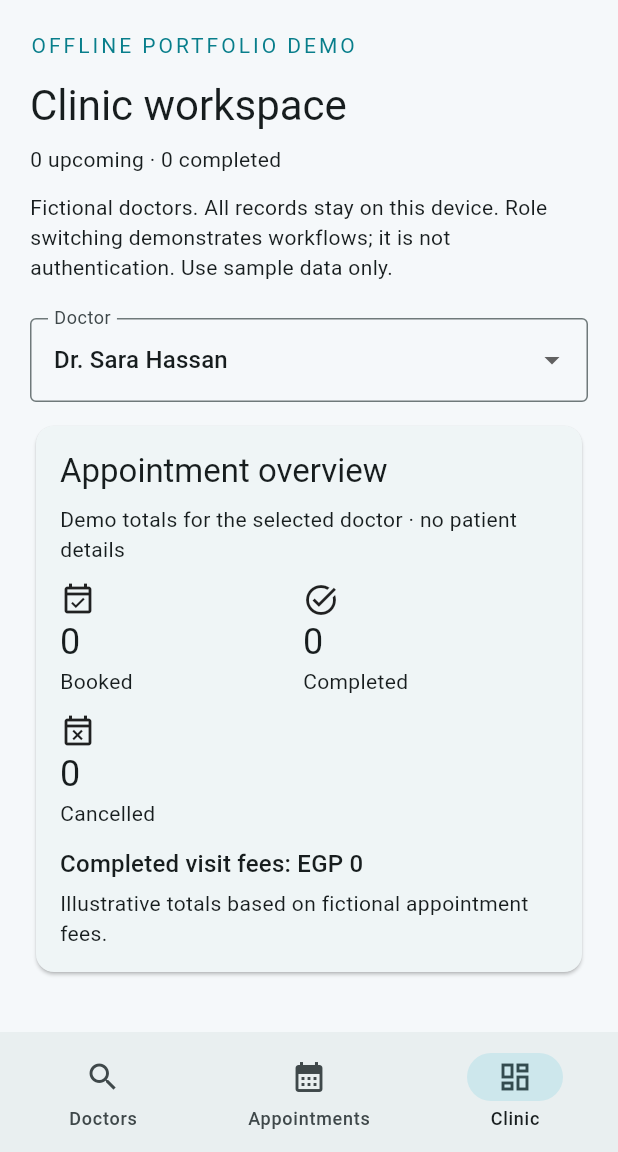
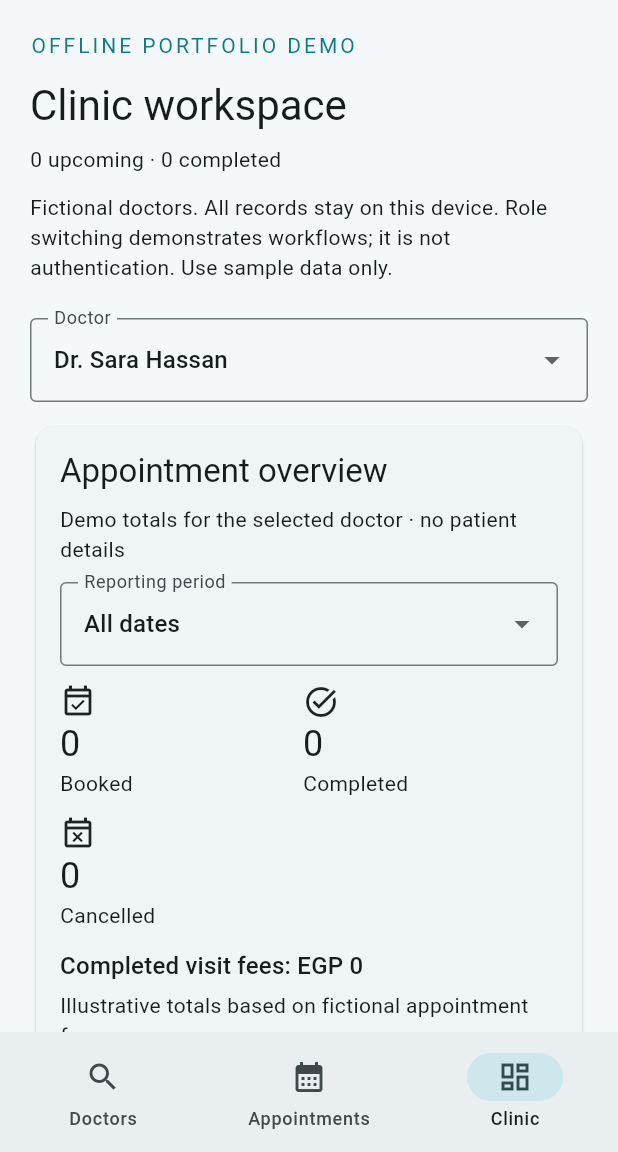
Before and after one commit to adhamamerrrr/tabeeby-clinic-app, a Flutter app: the screen it shows after launch, item 3 of the bottom bar chosen, on a phone screen of 412 x 824 dp, the part 84-1236 px from its top. Run offline on Flutter 3.47's test engine with Material 3 defaults, Android fonts, the phone set to English and light mode, and no system bars; our stand-ins replace shared_preferences.

Commit message:
Add 7-day and 30-day reporting filters to clinic dashboard

```diff
--- a/lib/main.dart
+++ b/lib/main.dart
@@ -36,6 +36,7 @@ class _ClinicHomeState extends State<ClinicHome> {
   String? error;
   int tab = 0;
   String doctorFilter = doctors.first.id;
+  int reportDays = 0; // 0 means all appointment dates.
   @override
   void initState() {
     super.initState();
@@ -208,7 +209,18 @@ class _ClinicHomeState extends State<ClinicHome> {
   }
 
   Widget clinicSummary() {
-    final summary = clinic.summary(doctorId: doctorFilter);
+    final now = DateTime.now();
+    final from = reportDays == 0
+        ? null
+        : DateTime(now.year, now.month, now.day)
+            .subtract(Duration(days: reportDays - 1));
+    final until = reportDays == 0
+        ? null
+        : DateTime(now.year, now.month, now.day)
+            .add(const Duration(days: 1));
+    final summary = clinic.summary(
+      doctorId: doctorFilter, from: from, until: until,
+    );
     final metrics = [
       ('Booked', summary.booked, Icons.event_available_outlined),
       ('Completed', summary.completed, Icons.task_alt_outlined),
@@ -224,6 +236,20 @@ class _ClinicHomeState extends State<ClinicHome> {
                 style: Theme.of(context).textTheme.titleLarge),
             const SizedBox(height: 8),
             Text('Demo totals for the selected doctor · no patient details'),
+            const SizedBox(height: 12),
+            DropdownButtonFormField<int>(
+              key: const ValueKey('summary-period'),
+              initialValue: reportDays,
+              decoration: const InputDecoration(labelText: 'Reporting period'),
+              items: const [
+                DropdownMenuItem(value: 0, child: Text('All dates')),
+                DropdownMenuItem(value: 7, child: Text('Last 7 days')),
+                DropdownMenuItem(value: 30, child: Text('Last 30 days')),
+              ],
+              onChanged: (days) {
+                if (days != null) setState(() => reportDays = days);
+              },
+            ),
             const SizedBox(height: 12),
             Wrap(
               spacing: 12,
```
